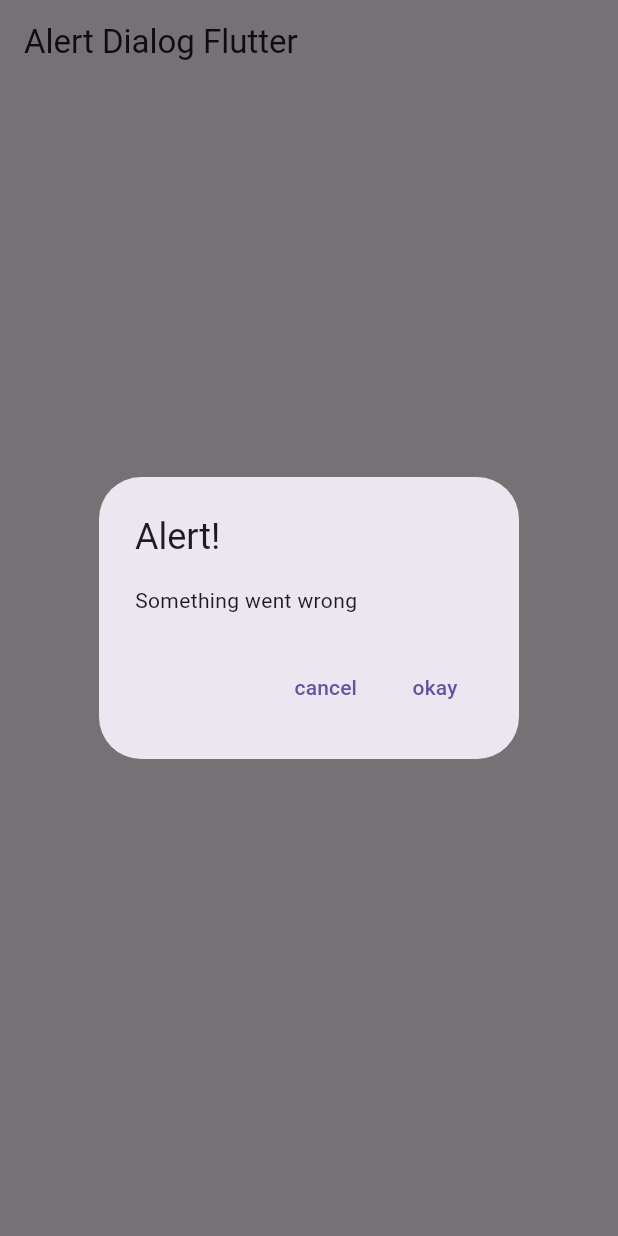
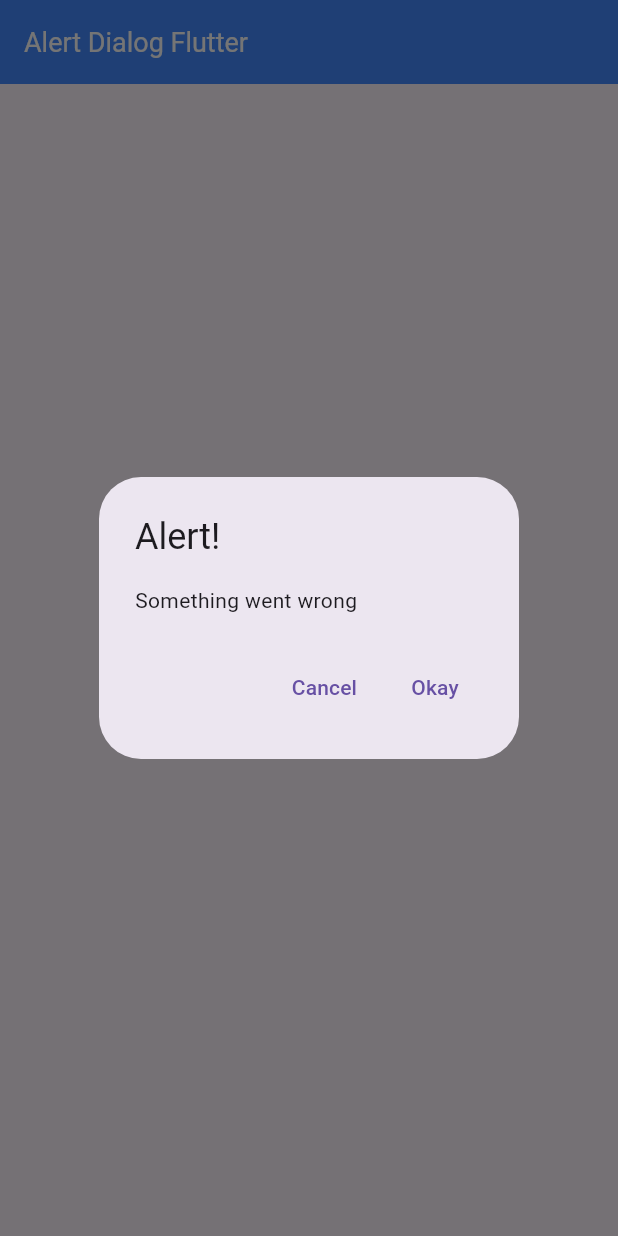
Before and after one commit to atech-01/alert_button, a Flutter app: the screen it shows after launch, after a tap on "Click Me", on a phone screen of 412 x 824 dp. Run offline on Flutter 3.47's test engine with Material 3 defaults, Android fonts, the phone set to English and light mode, and no system bars.

Commit message:
Latest Update

```diff
--- a/lib/main.dart
+++ b/lib/main.dart
@@ -32,9 +32,19 @@ class _MyHomePageState extends State<MyHomePage> {
   @override
   Widget build(BuildContext context) {
     return Scaffold(
-      appBar: AppBar(title: Text("Alert Dialog Flutter")),
+      appBar: AppBar(
+        title: Text(
+          "Alert Dialog Flutter",
+          style: TextStyle(color: Colors.white, fontSize: 18),
+        ),
+        backgroundColor: Colors.blueAccent,
+      ),
       body: Center(
         child: ElevatedButton(
+          style: ElevatedButton.styleFrom(
+            backgroundColor: Colors.blue, // Change this to any color you want
+            foregroundColor: Colors.white, // Text color
+          ),
           onPressed: () {
             showDialog(
               context: context,
@@ -47,19 +57,20 @@ class _MyHomePageState extends State<MyHomePage> {
                       onPressed: () {
                         Navigator.pop(context);
                       },
-                      child: Text("cancel"),
+                      child: Text("Cancel"),
                     ),
                     TextButton(
                       onPressed: () {
                         Navigator.pop(context);
                       },
-                      child: Text("okay"),
+                      child: Text("Okay"),
                     ),
                   ],
                 );
               },
             );
           },
+
           child: Text("Click Me"),
         ),
       ),
```
